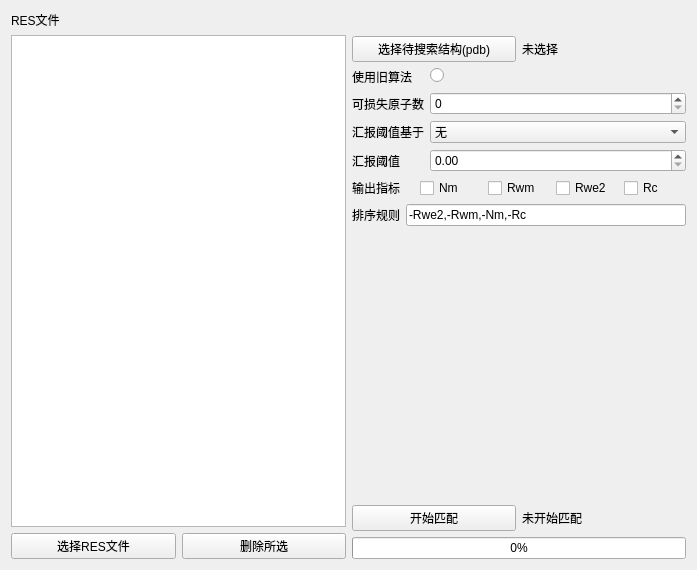
The window that crystaltoolgui/qt/tabresmatcher.ui (jingshenSN2/CrystalTool) describes before a commit, drawn with Qt 5.
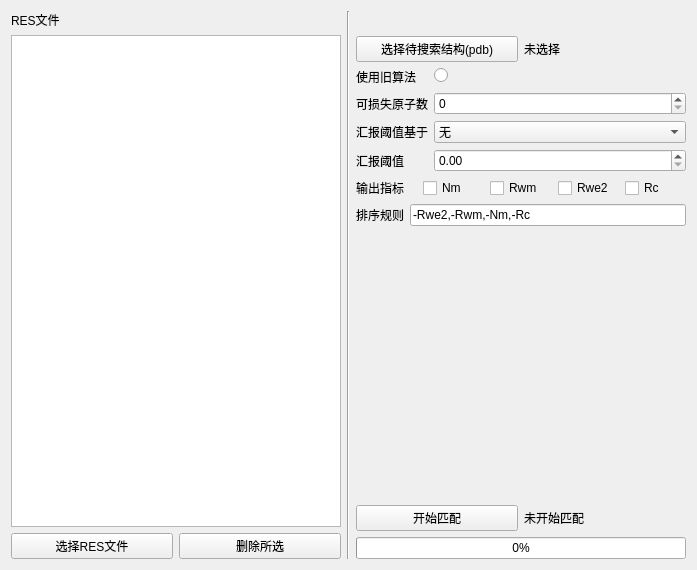
The same window after the commit.

Diff of the .ui file:
```diff
--- a/crystaltoolgui/qt/tabresmatcher.ui
+++ b/crystaltoolgui/qt/tabresmatcher.ui
@@ -46,6 +46,13 @@
      </item>
     </layout>
    </item>
+   <item>
+    <widget class="Line" name="line">
+     <property name="orientation">
+      <enum>Qt::Vertical</enum>
+     </property>
+    </widget>
+   </item>
    <item>
     <layout class="QVBoxLayout" name="vL_match_2">
      <property name="topMargin">
```
Lines whose indentation alone changed are shown as unchanged.
